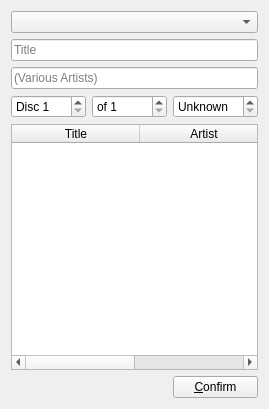
The window that Info.ui (gavofyork/RipInPeace) describes before a commit, drawn with Qt 5.
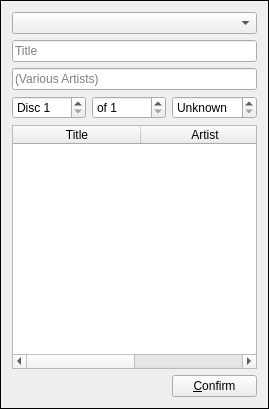
The same window after the commit.

```diff
--- a/Info.ui
+++ b/Info.ui
@@ -1,7 +1,7 @@
 <?xml version="1.0" encoding="UTF-8"?>
 <ui version="4.0">
  <class>Info</class>
- <widget class="QWidget" name="Info">
+ <widget class="QFrame" name="Info">
   <property name="geometry">
    <rect>
     <x>0</x>
@@ -13,6 +13,9 @@
   <property name="windowTitle">
    <string>Rip in Peace</string>
   </property>
+  <property name="frameShape">
+   <enum>QFrame::Box</enum>
+  </property>
   <layout class="QGridLayout" name="gridLayout">
    <item row="4" column="0">
     <widget class="QSpinBox" name="setIndex">
```
